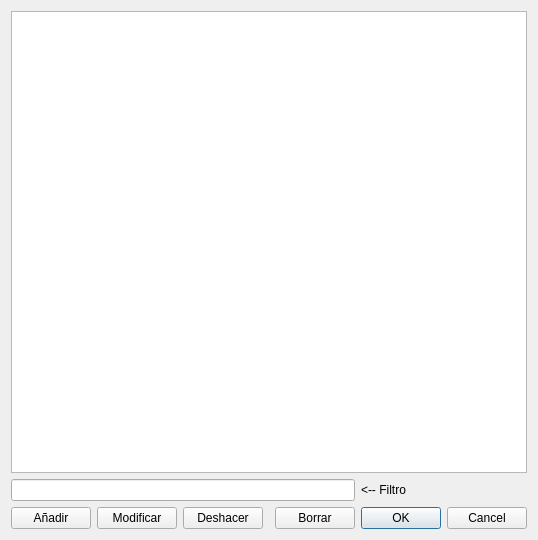
Ladis72/tienda, file fabricantes.ui: the form before one commit.
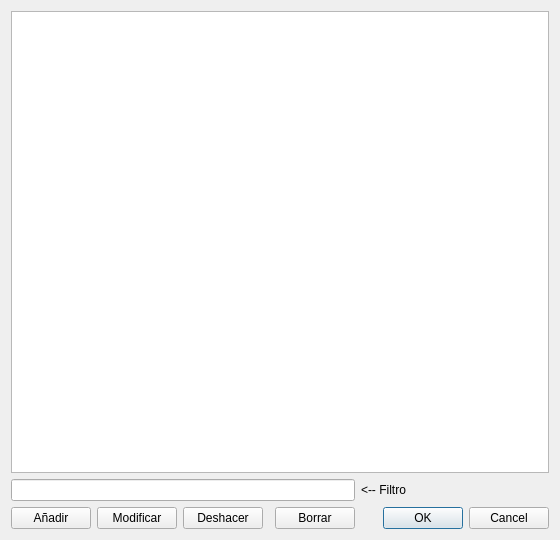
The form after the commit.

What changed in the file:
```diff
--- a/fabricantes.ui
+++ b/fabricantes.ui
@@ -6,7 +6,7 @@
    <rect>
     <x>0</x>
     <y>0</y>
-    <width>534</width>
+    <width>560</width>
     <height>540</height>
    </rect>
   </property>
```
Left out of the diff: 10 changed lines with no effect on the pictures.
